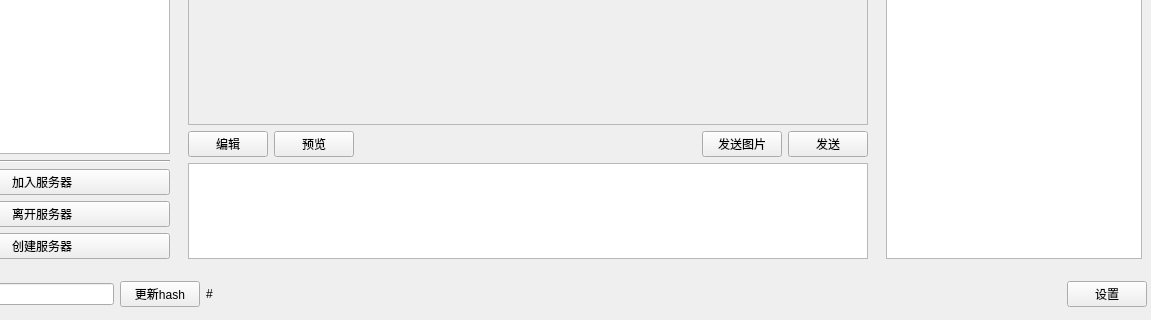
This is accord_client/ui/main.ui in median-dxz/med-accord-client as Qt 5 draws it before an edit; both pictures show x 95 to 1246 and y 491 to 811 of the 1246 by 811 pixel window. The edited form follows.
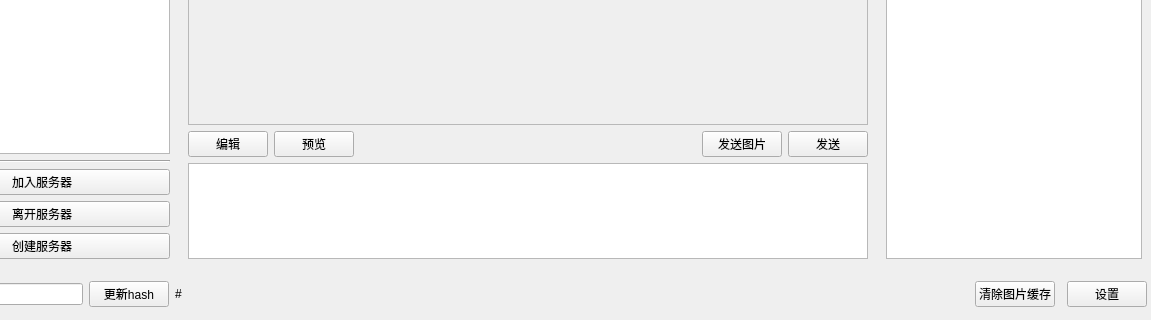
This is the edited form.

Commit message: feat: 添加图片显示功能

The edit to the form file:
```diff
--- a/accord_client/ui/main.ui
+++ b/accord_client/ui/main.ui
@@ -304,6 +304,13 @@
         </property>
        </widget>
       </item>
+      <item>
+       <widget class="QPushButton" name="buttonClearCache">
+        <property name="text">
+         <string>清除图片缓存</string>
+        </property>
+       </widget>
+      </item>
       <item>
        <widget class="QPushButton" name="buttonSettings">
         <property name="sizePolicy">
```
The commit also changes 5 other files.
